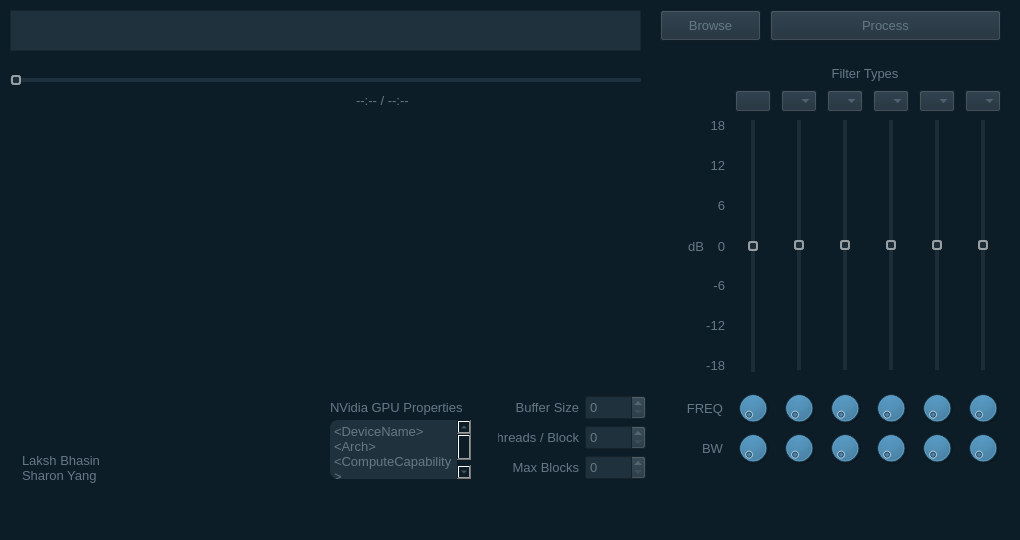
First picture: the form in ui/mainapp.ui, repository lakshbhasin/gpu_parametric_eq, before the edit.
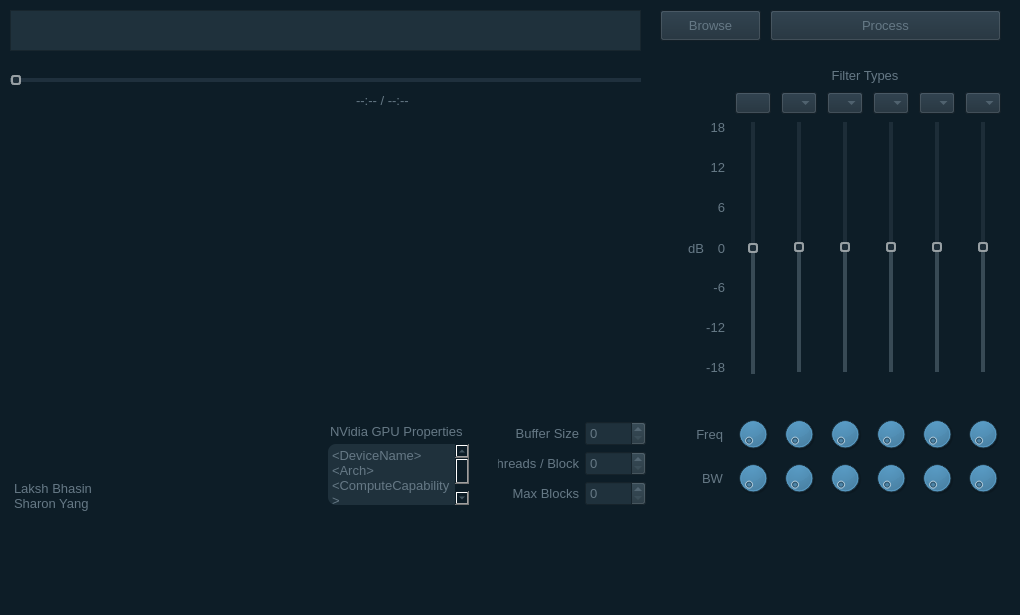
Second picture: the form after the edit. Icons and pictures are not drawn. Custom widgets are drawn as their Qt base class.

Diff of the .ui file:
```diff
--- a/ui/mainapp.ui
+++ b/ui/mainapp.ui
@@ -7,7 +7,7 @@
     <x>0</x>
     <y>0</y>
     <width>1020</width>
-    <height>540</height>
+    <height>615</height>
    </rect>
   </property>
   <property name="windowTitle">
@@ -143,7 +143,7 @@
 /* After handler */
 QSlider::sub-page:horizontal
 {
-	background-color: rgb(33, 51, 64);
+	background-color: rgb(56, 74, 85);
     margin: 2px 0;
 }</string>
     </property>
@@ -180,7 +180,7 @@
     <property name="geometry">
      <rect>
       <x>682</x>
-      <y>390</y>
+      <y>416</y>
       <width>41</width>
       <height>36</height>
      </rect>
@@ -196,7 +196,7 @@
      <string notr="true"/>
     </property>
     <property name="text">
-     <string>FREQ</string>
+     <string>Freq</string>
     </property>
     <property name="alignment">
      <set>Qt::AlignRight|Qt::AlignTrailing|Qt::AlignVCenter</set>
@@ -206,7 +206,7 @@
     <property name="geometry">
      <rect>
       <x>693</x>
-      <y>430</y>
+      <y>460</y>
       <width>30</width>
       <height>36</height>
      </rect>
@@ -231,12 +231,18 @@
    <widget class="QTextBrowser" name="textBrowser">
     <property name="geometry">
      <rect>
-      <x>330</x>
-      <y>420</y>
+      <x>328</x>
+      <y>444</y>
       <width>141</width>
-      <height>59</height>
+      <height>61</height>
      </rect>
     </property>
+    <property name="font">
+     <font>
+      <family>Arial</family>
+      <pointsize>10</pointsize>
+     </font>
+    </property>
     <property name="styleSheet">
      <string notr="true">QWidget
 {
@@ -254,18 +260,18 @@
      <string>&lt;!DOCTYPE HTML PUBLIC &quot;-//W3C//DTD HTML 4.0//EN&quot; &quot;http://www.w3.org/TR/REC-html40/strict.dtd&quot;&gt;
 &lt;html&gt;&lt;head&gt;&lt;meta name=&quot;qrichtext&quot; content=&quot;1&quot; /&gt;&lt;style type=&quot;text/css&quot;&gt;
 p, li { white-space: pre-wrap; }
-&lt;/style&gt;&lt;/head&gt;&lt;body style=&quot; font-family:'Sans Serif'; font-size:9pt; font-weight:400; font-style:normal;&quot;&gt;
-&lt;p style=&quot; margin-top:0px; margin-bottom:0px; margin-left:0px; margin-right:0px; -qt-block-indent:0; text-indent:0px;&quot;&gt;&lt;span style=&quot; font-family:'Arial'; font-size:10pt;&quot;&gt;&amp;lt;DeviceName&amp;gt;&lt;/span&gt;&lt;/p&gt;
-&lt;p style=&quot; margin-top:0px; margin-bottom:0px; margin-left:0px; margin-right:0px; -qt-block-indent:0; text-indent:0px;&quot;&gt;&lt;span style=&quot; font-family:'Arial'; font-size:10pt;&quot;&gt;&amp;lt;Arch&amp;gt;&lt;/span&gt;&lt;/p&gt;
-&lt;p style=&quot; margin-top:0px; margin-bottom:0px; margin-left:0px; margin-right:0px; -qt-block-indent:0; text-indent:0px;&quot;&gt;&lt;span style=&quot; font-family:'Arial'; font-size:10pt;&quot;&gt;&amp;lt;ComputeCapability&amp;gt;&lt;/span&gt;&lt;/p&gt;
-&lt;p style=&quot; margin-top:0px; margin-bottom:0px; margin-left:0px; margin-right:0px; -qt-block-indent:0; text-indent:0px;&quot;&gt;&lt;span style=&quot; font-family:'Arial'; font-size:10pt;&quot;&gt;&amp;lt;CUDAVersion&amp;gt;&lt;/span&gt;&lt;/p&gt;&lt;/body&gt;&lt;/html&gt;</string>
+&lt;/style&gt;&lt;/head&gt;&lt;body style=&quot; font-family:'Arial'; font-size:10pt; font-weight:400; font-style:normal;&quot;&gt;
+&lt;p style=&quot; margin-top:0px; margin-bottom:0px; margin-left:0px; margin-right:0px; -qt-block-indent:0; text-indent:0px;&quot;&gt;&amp;lt;DeviceName&amp;gt;&lt;/p&gt;
+&lt;p style=&quot; margin-top:0px; margin-bottom:0px; margin-left:0px; margin-right:0px; -qt-block-indent:0; text-indent:0px;&quot;&gt;&amp;lt;Arch&amp;gt;&lt;/p&gt;
+&lt;p style=&quot; margin-top:0px; margin-bottom:0px; margin-left:0px; margin-right:0px; -qt-block-indent:0; text-indent:0px;&quot;&gt;&amp;lt;ComputeCapability&amp;gt;&lt;/p&gt;
+&lt;p style=&quot; margin-top:0px; margin-bottom:0px; margin-left:0px; margin-right:0px; -qt-block-indent:0; text-indent:0px;&quot;&gt;&amp;lt;CUDAVersion&amp;gt;&lt;/p&gt;&lt;/body&gt;&lt;/html&gt;</string>
     </property>
    </widget>
    <widget class="QLabel" name="label_4">
     <property name="geometry">
      <rect>
       <x>498</x>
-      <y>425</y>
+      <y>451</y>
       <width>81</width>
       <height>25</height>
      </rect>
@@ -290,7 +296,7 @@
     <property name="geometry">
      <rect>
       <x>498</x>
-      <y>455</y>
+      <y>481</y>
       <width>81</width>
       <height>25</height>
      </rect>
@@ -314,8 +320,8 @@
    <widget class="QLabel" name="appLogo">
     <property name="geometry">
      <rect>
-      <x>20</x>
-      <y>418</y>
+      <x>12</x>
+      <y>446</y>
       <width>120</width>
       <height>30</height>
      </rect>
@@ -331,7 +337,7 @@
     <property name="geometry">
      <rect>
       <x>585</x>
-      <y>425</y>
+      <y>451</y>
       <width>61</width>
       <height>25</height>
      </rect>
@@ -353,7 +359,7 @@
     <property name="geometry">
      <rect>
       <x>585</x>
-      <y>455</y>
+      <y>481</y>
       <width>61</width>
       <height>25</height>
      </rect>
@@ -378,7 +384,7 @@
     <property name="geometry">
      <rect>
       <x>735</x>
-      <y>390</y>
+      <y>416</y>
       <width>36</width>
       <height>36</height>
      </rect>
@@ -389,6 +395,11 @@
       <verstretch>0</verstretch>
      </sizepolicy>
     </property>
+    <property name="font">
+     <font>
+      <family>Arial</family>
+     </font>
+    </property>
     <property name="styleSheet">
      <string notr="true">QCustomDial
 {
@@ -426,7 +437,7 @@
     <property name="geometry">
      <rect>
       <x>735</x>
-      <y>430</y>
+      <y>460</y>
       <width>36</width>
       <height>36</height>
      </rect>
@@ -437,6 +448,11 @@
       <verstretch>0</verstretch>
      </sizepolicy>
     </property>
+    <property name="font">
+     <font>
+      <family>Arial</family>
+     </font>
+    </property>
     <property name="styleSheet">
      <string notr="true">QCustomDial
 {
@@ -468,7 +484,7 @@
     <property name="geometry">
      <rect>
       <x>735</x>
-      <y>120</y>
+      <y>122</y>
       <width>36</width>
       <height>252</height>
      </rect>
@@ -498,7 +514,7 @@
 /* Before handler */
 QSlider::add-page:vertical
 {
-   background-color: rgb(29, 45, 56);
+   background-color: rgb(56, 74, 85);
 } 
 
 /* After handler */
@@ -539,7 +555,7 @@
     <property name="geometry">
      <rect>
       <x>781</x>
-      <y>120</y>
+      <y>122</y>
       <width>36</width>
       <height>250</height>
      </rect>
@@ -569,7 +585,7 @@
 /* Before handler */
 QSlider::add-page:vertical
 {
-   background-color: rgb(29, 45, 56);
+   background-color: rgb(56, 74, 85);
 } 
 
 /* After handler */
@@ -610,7 +626,7 @@
     <property name="geometry">
      <rect>
       <x>919</x>
-      <y>120</y>
+      <y>122</y>
       <width>36</width>
       <height>250</height>
      </rect>
@@ -640,7 +656,7 @@
 /* Before handler */
 QSlider::add-page:vertical
 {
-   background-color: rgb(29, 45, 56);
+   background-color: rgb(56, 74, 85);
 } 
 
 /* After handler */
@@ -681,7 +697,7 @@
     <property name="geometry">
      <rect>
       <x>873</x>
-      <y>120</y>
+      <y>122</y>
       <width>36</width>
       <height>250</height>
      </rect>
@@ -711,7 +727,7 @@
 /* Before handler */
 QSlider::add-page:vertical
 {
-   background-color: rgb(29, 45, 56);
+   background-color: rgb(56, 74, 85);
 } 
 
 /* After handler */
@@ -752,7 +768,7 @@
     <property name="geometry">
      <rect>
       <x>965</x>
-      <y>120</y>
+      <y>122</y>
       <width>36</width>
       <height>250</height>
      </rect>
@@ -782,7 +798,7 @@
 /* Before handler */
 QSlider::add-page:vertical
 {
-   background-color: rgb(29, 45, 56);
+   background-color: rgb(56, 74, 85);
 } 
 
 /* After handler */
@@ -823,7 +839,7 @@
     <property name="geometry">
      <rect>
       <x>827</x>
-      <y>120</y>
+      <y>122</y>
       <width>36</width>
       <height>250</height>
      </rect>
@@ -853,7 +869,7 @@
 /* Before handler */
 QSlider::add-page:vertical
 {
-   background-color: rgb(29, 45, 56);
+   background-color: rgb(56, 74, 85);
 } 
 
 /* After handler */
@@ -894,7 +910,7 @@
     <property name="geometry">
      <rect>
       <x>705</x>
-      <y>230</y>
+      <y>232</y>
       <width>20</width>
       <height>32</height>
      </rect>
@@ -921,7 +937,7 @@
     <property name="geometry">
      <rect>
       <x>685</x>
-      <y>190</y>
+      <y>192</y>
       <width>40</width>
       <height>31</height>
      </rect>
@@ -948,7 +964,7 @@
     <property name="geometry">
      <rect>
       <x>685</x>
-      <y>150</y>
+      <y>152</y>
       <width>40</width>
       <height>31</height>
      </rect>
@@ -975,7 +991,7 @@
     <property name="geometry">
      <rect>
       <x>685</x>
-      <y>110</y>
+      <y>112</y>
       <width>40</width>
       <height>31</height>
      </rect>
@@ -1002,7 +1018,7 @@
     <property name="geometry">
      <rect>
       <x>685</x>
-      <y>270</y>
+      <y>272</y>
       <width>40</width>
       <height>31</height>
      </rect>
@@ -1029,7 +1045,7 @@
     <property name="geometry">
      <rect>
       <x>685</x>
-      <y>310</y>
+      <y>312</y>
       <width>40</width>
       <height>31</height>
      </rect>
@@ -1056,7 +1072,7 @@
     <property name="geometry">
      <rect>
       <x>685</x>
-      <y>350</y>
+      <y>352</y>
       <width>40</width>
       <height>31</height>
      </rect>
@@ -1083,7 +1099,7 @@
     <property name="geometry">
      <rect>
       <x>683</x>
-      <y>230</y>
+      <y>232</y>
       <width>21</width>
       <height>32</height>
      </rect>
@@ -1113,7 +1129,7 @@
     <property name="geometry">
      <rect>
       <x>781</x>
-      <y>390</y>
+      <y>416</y>
       <width>36</width>
       <height>36</height>
      </rect>
@@ -1124,6 +1140,11 @@
       <verstretch>0</verstretch>
      </sizepolicy>
     </property>
+    <property name="font">
+     <font>
+      <family>Arial</family>
+     </font>
+    </property>
     <property name="styleSheet">
      <string notr="true">QCustomDial
 {
@@ -1158,7 +1179,7 @@
     <property name="geometry">
      <rect>
       <x>827</x>
-      <y>390</y>
+      <y>416</y>
       <width>36</width>
       <height>36</height>
      </rect>
@@ -1169,6 +1190,11 @@
       <verstretch>0</verstretch>
      </sizepolicy>
     </property>
+    <property name="font">
+     <font>
+      <family>Arial</family>
+     </font>
+    </property>
     <property name="styleSheet">
      <string notr="true">QCustomDial
 {
@@ -1203,7 +1229,7 @@
     <property name="geometry">
      <rect>
       <x>873</x>
-      <y>390</y>
+      <y>416</y>
       <width>36</width>
       <height>36</height>
      </rect>
@@ -1214,6 +1240,11 @@
       <verstretch>0</verstretch>
      </sizepolicy>
     </property>
+    <property name="font">
+     <font>
+      <family>Arial</family>
+     </font>
+    </property>
     <property name="styleSheet">
      <string notr="true">QCustomDial
 {
@@ -1248,7 +1279,7 @@
     <property name="geometry">
      <rect>
       <x>919</x>
-      <y>390</y>
+      <y>416</y>
       <width>36</width>
       <height>36</height>
      </rect>
@@ -1259,6 +1290,11 @@
       <verstretch>0</verstretch>
      </sizepolicy>
     </property>
+    <property name="font">
+     <font>
+      <family>Arial</family>
+     </font>
+    </property>
     <property name="styleSheet">
      <string notr="true">QCustomDial
 {
@@ -1293,7 +1329,7 @@
     <property name="geometry">
      <rect>
       <x>965</x>
-      <y>390</y>
+      <y>416</y>
       <width>36</width>
       <height>36</height>
      </rect>
@@ -1304,6 +1340,11 @@
       <verstretch>0</verstretch>
      </sizepolicy>
     </property>
+    <property name="font">
+     <font>
+      <family>Arial</family>
+     </font>
+    </property>
     <property name="styleSheet">
      <string notr="true">QCustomDial
 {
@@ -1338,7 +1379,7 @@
     <property name="geometry">
      <rect>
       <x>781</x>
-      <y>430</y>
+      <y>460</y>
       <width>36</width>
       <height>36</height>
      </rect>
@@ -1349,6 +1390,11 @@
       <verstretch>0</verstretch>
      </sizepolicy>
     </property>
+    <property name="font">
+     <font>
+      <family>Arial</family>
+     </font>
+    </property>
     <property name="styleSheet">
      <string notr="true">QCustomDial
 {
@@ -1383,7 +1429,7 @@
     <property name="geometry">
      <rect>
       <x>827</x>
-      <y>430</y>
+      <y>460</y>
       <width>36</width>
       <height>36</height>
      </rect>
@@ -1394,6 +1440,11 @@
       <verstretch>0</verstretch>
      </sizepolicy>
     </property>
+    <property name="font">
+     <font>
+      <family>Arial</family>
+     </font>
+    </property>
     <property name="styleSheet">
      <string notr="true">QCustomDial
 {
@@ -1428,7 +1479,7 @@
     <property name="geometry">
      <rect>
       <x>873</x>
-      <y>430</y>
+      <y>460</y>
       <width>36</width>
       <height>36</height>
      </rect>
@@ -1439,6 +1490,11 @@
       <verstretch>0</verstretch>
      </sizepolicy>
     </property>
+    <property name="font">
+     <font>
+      <family>Arial</family>
+     </font>
+    </property>
     <property name="styleSheet">
      <string notr="true">QCustomDial
 {
@@ -1473,7 +1529,7 @@
     <property name="geometry">
      <rect>
       <x>919</x>
-      <y>430</y>
+      <y>460</y>
       <width>36</width>
       <height>36</height>
      </rect>
@@ -1484,6 +1540,11 @@
       <verstretch>0</verstretch>
      </sizepolicy>
     </property>
+    <property name="font">
+     <font>
+      <family>Arial</family>
+     </font>
+    </property>
     <property name="styleSheet">
      <string notr="true">QCustomDial
 {
@@ -1518,7 +1579,7 @@
     <property name="geometry">
      <rect>
       <x>965</x>
-      <y>430</y>
+      <y>460</y>
       <width>36</width>
       <height>36</height>
      </rect>
@@ -1529,6 +1590,11 @@
       <verstretch>0</verstretch>
      </sizepolicy>
     </property>
+    <property name="font">
+     <font>
+      <family>Arial</family>
+     </font>
+    </property>
     <property name="styleSheet">
      <string notr="true">QCustomDial
 {
@@ -1557,20 +1623,29 @@
     </property>
    </widget>
    <widget class="QCustomPlot" name="customPlot" native="true">
+    <property name="enabled">
+     <bool>false</bool>
+    </property>
     <property name="geometry">
      <rect>
-      <x>20</x>
-      <y>120</y>
-      <width>621</width>
-      <height>251</height>
+      <x>3</x>
+      <y>108</y>
+      <width>648</width>
+      <height>298</height>
      </rect>
     </property>
+    <property name="font">
+     <font>
+      <family>Arial</family>
+      <pointsize>10</pointsize>
+     </font>
+    </property>
    </widget>
    <widget class="QSpinBox" name="numSampleBox">
     <property name="geometry">
      <rect>
       <x>585</x>
-      <y>395</y>
+      <y>421</y>
       <width>61</width>
       <height>25</height>
      </rect>
@@ -1592,7 +1667,7 @@
     <property name="geometry">
      <rect>
       <x>498</x>
-      <y>395</y>
+      <y>421</y>
       <width>81</width>
       <height>25</height>
      </rect>
@@ -1617,7 +1692,7 @@
     <property name="geometry">
      <rect>
       <x>735</x>
-      <y>90</y>
+      <y>92</y>
       <width>36</width>
       <height>22</height>
      </rect>
@@ -1658,7 +1733,7 @@
     <property name="geometry">
      <rect>
       <x>781</x>
-      <y>90</y>
+      <y>92</y>
       <width>36</width>
       <height>22</height>
      </rect>
@@ -1677,7 +1752,7 @@
     <property name="geometry">
      <rect>
       <x>827</x>
-      <y>90</y>
+      <y>92</y>
       <width>36</width>
       <height>22</height>
      </rect>
@@ -1696,7 +1771,7 @@
     <property name="geometry">
      <rect>
       <x>873</x>
-      <y>90</y>
+      <y>92</y>
       <width>36</width>
       <height>22</height>
      </rect>
@@ -1715,7 +1790,7 @@
     <property name="geometry">
      <rect>
       <x>919</x>
-      <y>90</y>
+      <y>92</y>
       <width>36</width>
       <height>22</height>
      </rect>
@@ -1734,7 +1809,7 @@
     <property name="geometry">
      <rect>
       <x>965</x>
-      <y>90</y>
+      <y>92</y>
       <width>36</width>
       <height>22</height>
      </rect>
@@ -1752,8 +1827,8 @@
    <widget class="QTextBrowser" name="textBrowser_2">
     <property name="geometry">
      <rect>
-      <x>18</x>
-      <y>449</y>
+      <x>10</x>
+      <y>477</y>
       <width>91</width>
       <height>41</height>
      </rect>
@@ -1786,7 +1861,7 @@
     <property name="geometry">
      <rect>
       <x>830</x>
-      <y>62</y>
+      <y>64</y>
       <width>70</width>
       <height>22</height>
      </rect>
@@ -1813,7 +1888,7 @@
     <property name="geometry">
      <rect>
       <x>330</x>
-      <y>397</y>
+      <y>421</y>
       <width>141</width>
       <height>20</height>
      </rect>
```
